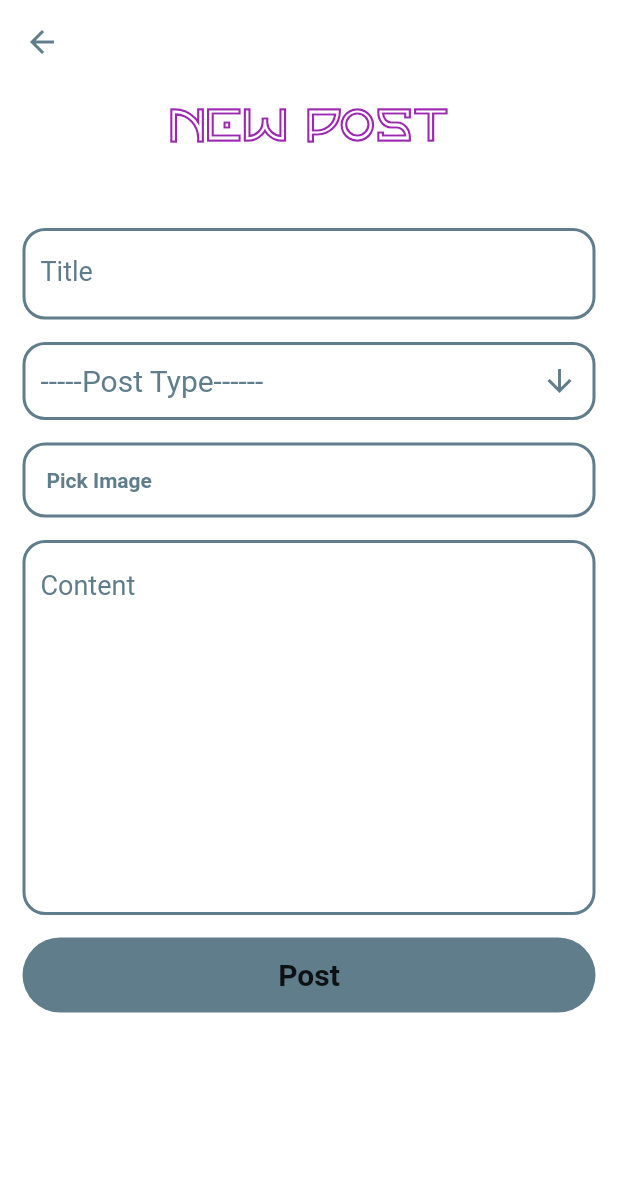
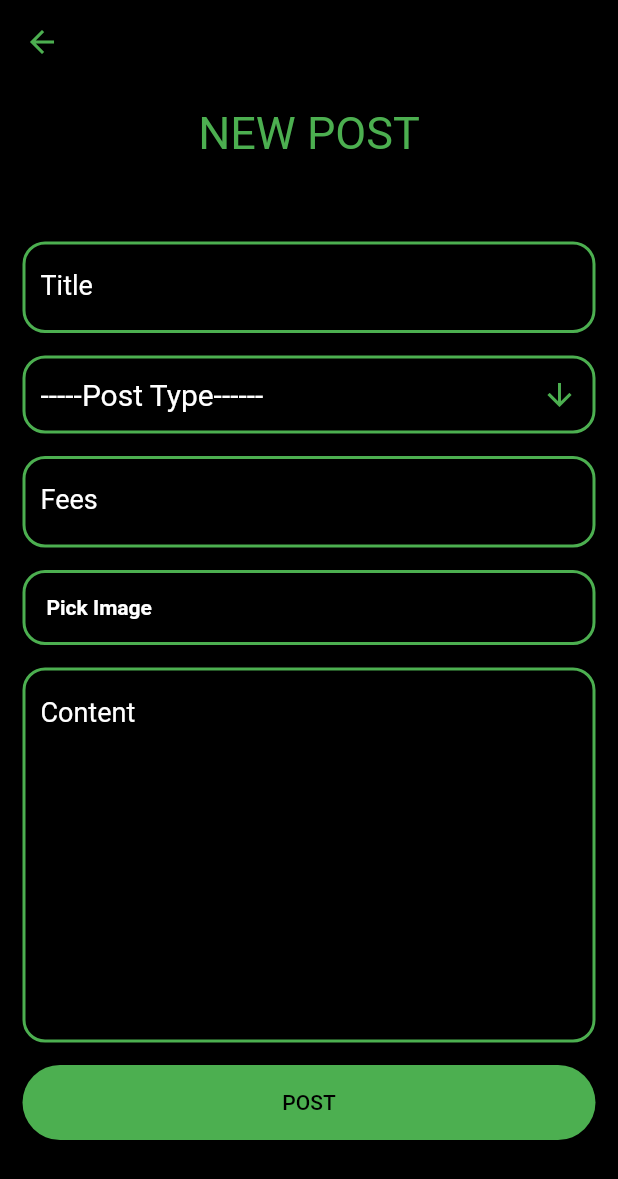
Before and after one commit to ritesh2448/Upskill-flutter, a Flutter app: the screen it shows once a user with an empty profile is signed in, after a tap on the "add" icon, on a phone screen of 412 x 824 dp. Shown: the top 1179 px of the screen. Run offline on Flutter 3.47's test engine with Material 2 defaults, Android fonts, the phone set to English and light mode, and no system bars; our stand-ins replace animated_text_kit, cloud_firestore, firebase_auth, firebase_storage, fluttertoast, image_picker and 1 more; accounts and stored records are empty; network calls fail.

```diff
--- a/lib/app/create_new_post_page.dart
+++ b/lib/app/create_new_post_page.dart
@@ -31,6 +31,7 @@ class _CreateNewPostPageState extends State<CreateNewPostPage> {
   String _chosenValue = "-----Post Type------";
   bool loading = false;
   TextEditingController _titleController = TextEditingController();
+  TextEditingController _feesController = TextEditingController();
   TextEditingController _contentController = TextEditingController();
   String _type;
   File _selectedImage;
@@ -40,6 +41,7 @@ class _CreateNewPostPageState extends State<CreateNewPostPage> {
     // TODO: implement dispose
     super.dispose();
     _titleController.dispose();
+    _feesController.dispose();
     _contentController.dispose();
   }
 
@@ -57,9 +59,10 @@ class _CreateNewPostPageState extends State<CreateNewPostPage> {
       });
       final database = Provider.of<DatabaseServices>(context, listen: false);
       String title = _titleController.text;
+      String fees = _feesController.text;
       String content = _contentController.text;
       String type = _chosenValue;
-      if (title == null || content == null || type == '-----Post Type-----') {
+      if (title == null || content == null ||fees == null|| type == '-----Post Type-----') {
         throw PlatformException(
           code: 'Field empty error',
           details: 'None of the field can be empty',
@@ -80,6 +83,7 @@ class _CreateNewPostPageState extends State<CreateNewPostPage> {
             widget.uid,
             Post(
               title: title,
+              fees :fees,
               content: content,
               type: type,
               datetime: datetime,
@@ -123,9 +127,9 @@ class _CreateNewPostPageState extends State<CreateNewPostPage> {
     return Scaffold(
       appBar: AppBar(
         iconTheme: IconThemeData(
-          color: Colors.blueGrey,
+          color: Colors.green,
         ),
-        backgroundColor: Colors.white,
+        backgroundColor: Colors.black,
         elevation: 0,
       ),
       body: Stack(
@@ -135,7 +139,7 @@ class _CreateNewPostPageState extends State<CreateNewPostPage> {
             height: MediaQuery.of(context).size.height,
             width: MediaQuery.of(context).size.width,
             decoration: BoxDecoration(
-              color: Colors.white,
+              color: Colors.black,
             ),
           ),
           Padding(
@@ -146,28 +150,11 @@ class _CreateNewPostPageState extends State<CreateNewPostPage> {
                 crossAxisAlignment: CrossAxisAlignment.center,
                 children: <Widget>[
                   Center(
-                    child: ColorizeAnimatedTextKit(
-                      text: [
-                        "New Post",
-                        "Make It",
-                        "Worth Reading",
-                        "All The Best!",
-                      ],
-                      textStyle: TextStyle(
-                          fontSize: 30.0,
-                          fontFamily: "Horizon",
-                          fontWeight: FontWeight.bold),
-                      colors: [
-                        Colors.purple,
-                        Colors.blue,
-                        Colors.yellow,
-                        Colors.red,
-                      ],
-                      textAlign: TextAlign.start,
-                      speed: Duration(milliseconds: 100),
-                      alignment: AlignmentDirectional.center,
-                      // or Alignment.topLeft
-                    ),
+                    child: Text(
+                      'NEW POST',
+                      style: TextStyle(color:Colors.green,fontSize: 30, ),
+
+                    )
                   ),
                   SizedBox(
                     height: 55,
@@ -179,7 +166,7 @@ class _CreateNewPostPageState extends State<CreateNewPostPage> {
                     decoration: BoxDecoration(
                       borderRadius: BorderRadius.circular(15.0),
                       border: Border.all(
-                          color: Colors.blueGrey,
+                          color: Colors.green,
                           style: BorderStyle.solid,
                           width: 2),
                     ),
@@ -187,18 +174,18 @@ class _CreateNewPostPageState extends State<CreateNewPostPage> {
                       dropdownColor: Colors.black,
                       icon: Icon(
                         Icons.arrow_downward,
-                        color: Colors.blueGrey,
+                        color: Colors.green,
                       ),
                       value: _chosenValue,
                       isExpanded: true,
                       underline: Container(),
                       items: <String>[
                         '-----Post Type------',
-                        'Technology',
-                        'Politics',
-                        'Fashion',
-                        'Social Awareness',
-                        'Finance',
+                        'Science',
+                        'Arts',
+                        'Commerce',
+                        'Acedemic',
+                        'Non Acedemic',
                         'Entertainment',
                       ].map<DropdownMenuItem<String>>((String value) {
                         return DropdownMenuItem<String>(
@@ -207,7 +194,7 @@ class _CreateNewPostPageState extends State<CreateNewPostPage> {
                             value,
                             style: TextStyle(
                               fontSize: 20,
-                              color: Colors.blueGrey,
+                              color: Colors.white
                             ),
                           ),
                         );
@@ -219,6 +206,8 @@ class _CreateNewPostPageState extends State<CreateNewPostPage> {
                       },
                     ),
                   ),
+                  SizedBox(height: 15),
+                  _feesTextField(),
                   SizedBox(height: 15),
                   _addImageButton(),
                   SizedBox(height: 15),
@@ -243,7 +232,7 @@ class _CreateNewPostPageState extends State<CreateNewPostPage> {
         shape: RoundedRectangleBorder(
           borderRadius: BorderRadius.circular(15),
           side: BorderSide(
-            color: Colors.blueGrey,
+            color: Colors.green,
             width: 2,
             style: BorderStyle.solid,
           ),
@@ -253,12 +242,12 @@ class _CreateNewPostPageState extends State<CreateNewPostPage> {
             _selectedImage != null
                 ? Text(
                     '${basename(_selectedImage.path)}',
-                    style: TextStyle(color: Colors.blueGrey),
+                    style: TextStyle(color: Colors.white),
                   )
                 : Text(
                     'Pick Image',
                     style: TextStyle(
-                      color: Colors.blueGrey,
+                      color: Colors.white,
                       fontWeight: FontWeight.bold,
                     ),
                   ),
@@ -273,7 +262,7 @@ class _CreateNewPostPageState extends State<CreateNewPostPage> {
       height: 50,
       decoration: BoxDecoration(
         borderRadius: BorderRadius.circular(30),
-        color: Colors.blueGrey,
+        color: Colors.green,
       ),
       child: FlatButton(
         shape: RoundedRectangleBorder(
@@ -282,15 +271,14 @@ class _CreateNewPostPageState extends State<CreateNewPostPage> {
         onPressed: () => _post(context),
         child: Center(
             child: loading
-                ? CircularProgressIndicator(
-                    valueColor: AlwaysStoppedAnimation<Color>(Colors.black),
-                  )
-                : TyperAnimatedTextKit(
-                    speed: Duration(milliseconds: 300),
-                    text: ['Post'],
-                    textStyle:
-                        TextStyle(fontSize: 20, fontWeight: FontWeight.bold),
-                  )),
+              ? CircularProgressIndicator(
+            backgroundColor: Colors.white,
+                  valueColor: AlwaysStoppedAnimation<Color>(
+                      Colors.green),
+                )
+            : Text('POST',
+            style: TextStyle(color: Colors.black),)
+                ),
       ),
     );
   }
@@ -298,25 +286,25 @@ class _CreateNewPostPageState extends State<CreateNewPostPage> {
   Widget _contentTextField() {
     return TextFormField(
       controller: _contentController,
-      cursorColor: Colors.blueGrey,
-      style: TextStyle(fontSize: 18, color: Colors.blueGrey),
+      cursorColor: Colors.green,
+      style: TextStyle(fontSize: 18, color: Colors.white),
       autocorrect: true,
       maxLines: 10,
       keyboardType: TextInputType.multiline,
       decoration: InputDecoration(
         alignLabelWithHint: true,
         labelText: 'Content',
-        labelStyle: TextStyle(color: Colors.blueGrey),
+        labelStyle: TextStyle(color: Colors.white),
         enabledBorder: OutlineInputBorder(
           borderSide: BorderSide(
-            color: Colors.blueGrey,
+            color: Colors.green,
             width: 2.0,
           ),
           borderRadius: BorderRadius.circular(15),
         ),
         focusedBorder: OutlineInputBorder(
           borderSide: BorderSide(
-            color: Colors.blueGrey,
+            color: Colors.green,
             width: 2.0,
           ),
           borderRadius: BorderRadius.circular(15),
@@ -328,21 +316,47 @@ class _CreateNewPostPageState extends State<CreateNewPostPage> {
   Widget _titleTextField() {
     return TextFormField(
       controller: _titleController,
-      cursorColor: Colors.blueGrey,
-      style: TextStyle(fontSize: 18, color: Colors.blueGrey),
+      cursorColor: Colors.green,
+      style: TextStyle(fontSize: 18, color: Colors.white),
       decoration: InputDecoration(
         labelText: 'Title',
-        labelStyle: TextStyle(color: Colors.blueGrey),
+        labelStyle: TextStyle(color: Colors.white),
         enabledBorder: OutlineInputBorder(
           borderSide: BorderSide(
-            color: Colors.blueGrey,
+            color: Colors.green,
             width: 2.0,
           ),
           borderRadius: BorderRadius.circular(15),
         ),
         focusedBorder: OutlineInputBorder(
           borderSide: BorderSide(
-            color: Colors.blueGrey,
+            color: Colors.green,
+            width: 2.0,
+          ),
+          borderRadius: BorderRadius.circular(15),
+        ),
+      ),
+    );
+  }
+
+   Widget _feesTextField() {
+    return TextFormField(
+      controller: _feesController,
+      cursorColor: Colors.green,
+      style: TextStyle(fontSize: 18, color: Colors.white),
+      decoration: InputDecoration(
+        labelText: 'Fees',
+        labelStyle: TextStyle(color: Colors.white),
+        enabledBorder: OutlineInputBorder(
+          borderSide: BorderSide(
+            color: Colors.green,
+            width: 2.0,
+          ),
+          borderRadius: BorderRadius.circular(15),
+        ),
+        focusedBorder: OutlineInputBorder(
+          borderSide: BorderSide(
+            color: Colors.green,
             width: 2.0,
           ),
           borderRadius: BorderRadius.circular(15),
--- a/lib/app/home_page.dart
+++ b/lib/app/home_page.dart
@@ -23,16 +23,16 @@ class _HomePageState extends State<HomePage> {
     final database = Provider.of<DatabaseServices>(context, listen: false);
     var screenWidth = MediaQuery.of(context).size.width;
     return Scaffold(
-      backgroundColor: Colors.white,
+      backgroundColor: Colors.black,
       appBar: AppBar(
-        backgroundColor: Colors.white,
+        backgroundColor: Colors.black,
         elevation: 0,
         title: Text(
-          'Gather',
+          'Upskill',
           style: TextStyle(
-            color: Colors.black,
-            fontFamily: 'Samantha',
-            fontSize: 50,
+            color: Colors.green,
+            fontFamily: '',
+            fontSize: 35,
           ),
         ),
         actions: <Widget>[
@@ -60,11 +60,11 @@ class _HomePageState extends State<HomePage> {
                               'Profile',
                               style: TextStyle(
                                   fontWeight: FontWeight.bold,
-                                  color: Colors.black),
+                                  color: Colors.green),
                             ),
                             Icon(
                               Icons.person,
-                              color: Colors.black,
+                              color: Colors.green,
                               size: 30,
                             ),
                           ],
@@ -92,11 +92,11 @@ class _HomePageState extends State<HomePage> {
                             'Your Account',
                             style: TextStyle(
                                 fontWeight: FontWeight.bold,
-                                color: Colors.black),
+                                color: Colors.green),
                           ),
                           Icon(
                             Icons.person,
-                            color: Colors.black,
+                            color: Colors.green,
                             size: 30,
                           ),
                         ],
@@ -111,11 +111,11 @@ class _HomePageState extends State<HomePage> {
                       Text(
                         'Profile',
                         style: TextStyle(
-                            fontWeight: FontWeight.bold, color: Colors.black),
+                            fontWeight: FontWeight.bold, color: Colors.green),
                       ),
                       Icon(
                         Icons.person,
-                        color: Colors.black,
+                        color: Colors.green,
                         size: 30,
                       ),
                     ],
@@ -133,7 +133,7 @@ class _HomePageState extends State<HomePage> {
                 return Center(
                   child: Text(
                     'No Posts yet',
-                    style: TextStyle(color: Colors.grey, fontSize: 30),
+                    style: TextStyle(color: Colors.green, fontSize: 30),
                   ),
                 );
               }
@@ -164,14 +164,14 @@ class _HomePageState extends State<HomePage> {
                             children: <Widget>[
                               Text(
                                 'All Posts',
-                                style: TextStyle(color: Colors.black38, fontSize: 35),
+                                style: TextStyle(color: Colors.green, fontSize: 35),
                               ),
                               SizedBox(
                                 width: 7,
                               ),
                               Icon(
                                 Icons.arrow_downward,
-                                color: Colors.black38,
+                                color: Colors.green,
                                 size: 40,
                               )
                             ],
@@ -191,7 +191,7 @@ class _HomePageState extends State<HomePage> {
             }
             return Center(
               child: CircularProgressIndicator(
-                valueColor: AlwaysStoppedAnimation<Color>(Colors.blueGrey),
+                valueColor: AlwaysStoppedAnimation<Color>(Colors.green),
               ),
             );
           }),
@@ -215,7 +215,7 @@ class _HomePageState extends State<HomePage> {
                   child: Icon(
                     Icons.add,
                     size: 35,
-                    color: Colors.grey.withOpacity(0.7),
+                    color: Colors.green.withOpacity(0.7),
                   ),
                 );
               }
@@ -234,7 +234,7 @@ class _HomePageState extends State<HomePage> {
                 child: Icon(
                   Icons.add,
                   size: 35,
-                  color: Colors.grey.withOpacity(0.7),
+                  color: Colors.green.withOpacity(0.7),
                 ),
               );
             }
@@ -245,7 +245,7 @@ class _HomePageState extends State<HomePage> {
               child: Icon(
                 Icons.add,
                 size: 35,
-                color: Colors.grey.withOpacity(0.7),
+                color: Colors.green.withOpacity(0.7),
               ),
             );
           }),
--- a/lib/models/post.dart
+++ b/lib/models/post.dart
@@ -1,5 +1,6 @@
 class Post {
   final String title;
+  final String fees;
   final String content;
   final String type;
   final String datetime;
@@ -10,6 +11,7 @@ class Post {
 
   Post(
       {this.title,
+      this.fees,
       this.content,
       this.type,
       this.datetime,
@@ -21,6 +23,7 @@ class Post {
   factory Post.fromMap(Map<String, dynamic> data) {
     return Post(
       title: data["title"],
+      fees: data["fees"],
       content: data["content"],
       type: data["type"],
       datetime: data["datetime"],
@@ -34,6 +37,7 @@ class Post {
   Map<String, dynamic> toMap() {
     return {
       "title": title,
+      "fees": fees,
       "content": content,
       "type": type,
       "datetime": datetime,
--- a/lib/widgets/page_view_card.dart
+++ b/lib/widgets/page_view_card.dart
@@ -6,23 +6,23 @@ import 'package:flutter/material.dart';
 List<Map<String, dynamic>> items = [
   {
     "placeImage": "images/tech.jpg",
-    "placeName": "Technology",
+    "placeName": "Science",
   },
   {
     "placeImage": "images/politics.jpg",
-    "placeName": "Politics",
+    "placeName": "Arts",
   },
   {
     "placeImage": "images/fashion.png",
-    "placeName": "Fashion",
+    "placeName": "Commerce",
   },
   {
     "placeImage": "images/social.jpg",
-    "placeName": "Social Awareness",
+    "placeName": "Acedemic",
   },
   {
     "placeImage": "images/finance.jpeg",
-    "placeName": "Finance",
+    "placeName": "Non Acedemic",
   },
   {
     "placeImage": "images/entertain.jpg",
```
Also changed, not shown: lib/app/all_users_post.dart (+8 -8 lines), lib/app/full_blog_post.dart (+27 -10 lines), lib/app/profile_page.dart (+19 -17 lines), lib/app/specific_type_posts.dart (+5 -5 lines), lib/signin/login.dart (+18 -14 lines), lib/signin/register.dart (+26 -20 lines), lib/widgets/customized_widget.dart (+7 -14 lines), images/logo.jpeg (added), images/logo.png (deleted).
